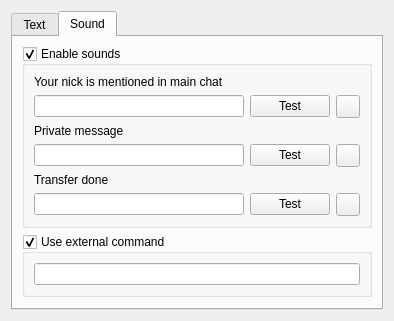
eiskaltdcpp/eiskaltdcpp, file eiskaltdcpp/ui/UISettingsNotification.ui: the form before one commit.
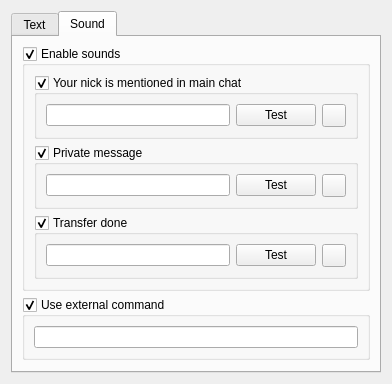
The form after the commit. The open tabs and pages were chosen to show the change.

```diff
--- a/eiskaltdcpp/ui/UISettingsNotification.ui
+++ b/eiskaltdcpp/ui/UISettingsNotification.ui
@@ -6,8 +6,8 @@
    <rect>
     <x>0</x>
     <y>0</y>
-    <width>394</width>
-    <height>287</height>
+    <width>392</width>
+    <height>317</height>
    </rect>
   </property>
   <property name="windowTitle">
@@ -157,76 +157,91 @@
           <bool>true</bool>
          </property>
          <layout class="QGridLayout" name="gridLayout_4">
-          <item row="1" column="0">
+          <item row="0" column="0" rowspan="2" colspan="3">
+           <widget class="QGroupBox" name="groupBox_NICK">
+            <property name="title">
+             <string>Your nick is mentioned in main chat</string>
+            </property>
+            <property name="checkable">
+             <bool>true</bool>
+            </property>
+            <layout class="QGridLayout" name="gridLayout_7">
+             <item row="0" column="0">
            <widget class="QLineEdit" name="lineEdit_SNDNICKSAY"/>
           </item>
-          <item row="1" column="1">
+             <item row="0" column="1">
            <widget class="QPushButton" name="pushButton_TESTNICKSAY">
             <property name="text">
              <string>Test</string>
             </property>
            </widget>
           </item>
-          <item row="1" column="2">
+             <item row="0" column="2">
            <widget class="QToolButton" name="toolButton_BRWNICK">
             <property name="text">
              <string/>
             </property>
            </widget>
           </item>
-          <item row="3" column="0">
+            </layout>
+           </widget>
+          </item>
+          <item row="3" column="0" colspan="3">
+           <widget class="QGroupBox" name="groupBox_PM">
+            <property name="title">
+             <string>Private message</string>
+            </property>
+            <property name="checkable">
+             <bool>true</bool>
+            </property>
+            <layout class="QGridLayout" name="gridLayout_8">
+             <item row="0" column="0">
            <widget class="QLineEdit" name="lineEdit_SNDPM"/>
           </item>
-          <item row="3" column="1">
+             <item row="0" column="1">
            <widget class="QPushButton" name="pushButton_TESTPM">
             <property name="text">
              <string>Test</string>
             </property>
            </widget>
           </item>
-          <item row="3" column="2">
+             <item row="0" column="2">
            <widget class="QToolButton" name="toolButton_BRWPM">
             <property name="text">
              <string/>
             </property>
            </widget>
           </item>
-          <item row="5" column="0">
+            </layout>
+           </widget>
+          </item>
+          <item row="4" column="0" colspan="3">
+           <widget class="QGroupBox" name="groupBox_TR">
+            <property name="title">
+             <string>Transfer done</string>
+            </property>
+            <property name="checkable">
+             <bool>true</bool>
+            </property>
+            <layout class="QGridLayout" name="gridLayout_9">
+             <item row="0" column="0">
            <widget class="QLineEdit" name="lineEdit_SNDTRDONE"/>
           </item>
-          <item row="5" column="1">
+             <item row="0" column="1">
            <widget class="QPushButton" name="pushButton_TESTTR">
             <property name="text">
              <string>Test</string>
             </property>
            </widget>
           </item>
-          <item row="5" column="2">
+             <item row="0" column="2">
            <widget class="QToolButton" name="toolButton_BRWTR">
             <property name="text">
              <string/>
             </property>
            </widget>
           </item>
-          <item row="0" column="0" colspan="3">
-           <widget class="QLabel" name="label">
-            <property name="text">
-             <string>Your nick is mentioned in main chat</string>
-            </property>
-           </widget>
-          </item>
-          <item row="2" column="0">
-           <widget class="QLabel" name="label_2">
-            <property name="text">
-             <string>Private message</string>
-            </property>
-           </widget>
-          </item>
-          <item row="4" column="0">
-           <widget class="QLabel" name="label_3">
-            <property name="text">
-             <string>Transfer done</string>
-            </property>
+            </layout>
            </widget>
           </item>
          </layout>
```
Lines whose indentation alone changed are shown as unchanged.
